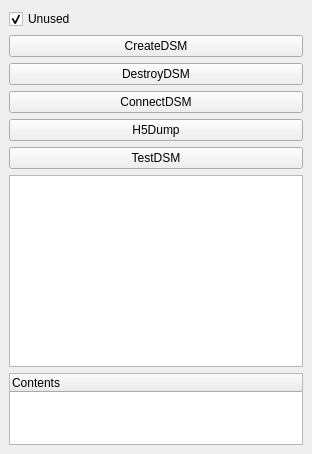
Before: the Qt Designer form pqDSMViewerPanel.ui in soumagne/icarus, drawn with Qt 5.
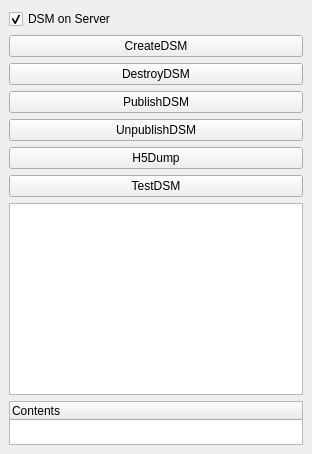
After: the same form once the commit is applied. Custom widgets are drawn as their Qt base class.

Commit message: Move TestDSM to DSMManger testing - Add DSM connection test in TestDSM - Add publish/unpublish DSM, fix different connection issues - Add a temporary thread in DSMManager waiting for client accept - Need to find something to exit from MPI_Comm_accept if nobody tries to connect - Other minor improvements etc etc

Diff of the .ui file:
```diff
--- a/pqDSMViewerPanel.ui
+++ b/pqDSMViewerPanel.ui
@@ -25,7 +25,7 @@
     <item>
      <widget class="QCheckBox" name="a1" >
       <property name="text" >
-       <string>Unused</string>
+       <string>DSM on Server</string>
       </property>
       <property name="checked" >
        <bool>true</bool>
@@ -49,7 +49,14 @@
     <item>
      <widget class="QPushButton" name="ConnectDSM" >
       <property name="text" >
-       <string>ConnectDSM</string>
+       <string>PublishDSM</string>
+      </property>
+     </widget>
+    </item>
+    <item>
+     <widget class="QPushButton" name="UnpublishDSM" >
+      <property name="text" >
+       <string>UnpublishDSM</string>
       </property>
      </widget>
     </item>
```
Left out of the diff: 2 changed lines with no effect on the pictures. The commit also changes 8 other files.
